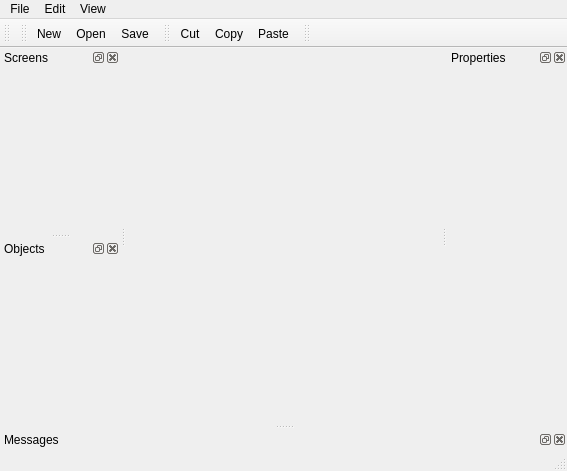
First picture: the form in editor/main.ui, repository guillaumecl/yggdrasil, before the edit.
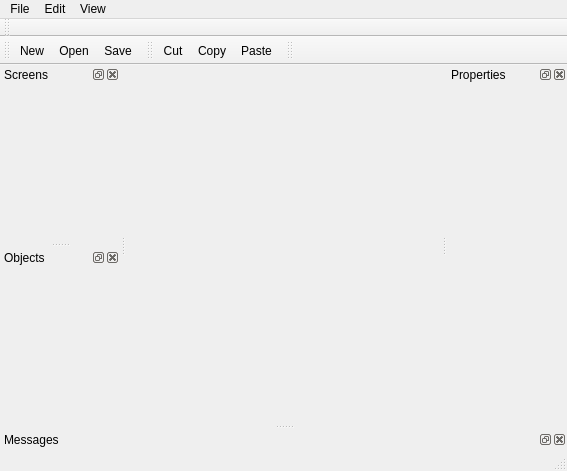
Second picture: the form after the edit. Icons and pictures are not drawn.

Commit message:
editor: Allow to lock toolbars.
Also, the lock status of the toolbars is saved.

The edit to the form file:
```diff
--- a/editor/main.ui
+++ b/editor/main.ui
@@ -95,7 +95,7 @@
     <enum>TopToolBarArea</enum>
    </attribute>
    <attribute name="toolBarBreak">
-    <bool>false</bool>
+    <bool>true</bool>
    </attribute>
    <addaction name="fileNew"/>
    <addaction name="fileOpen"/>
```
Left out of the diff: 17 changed lines with no effect on the pictures. The commit also changes 2 other files.
